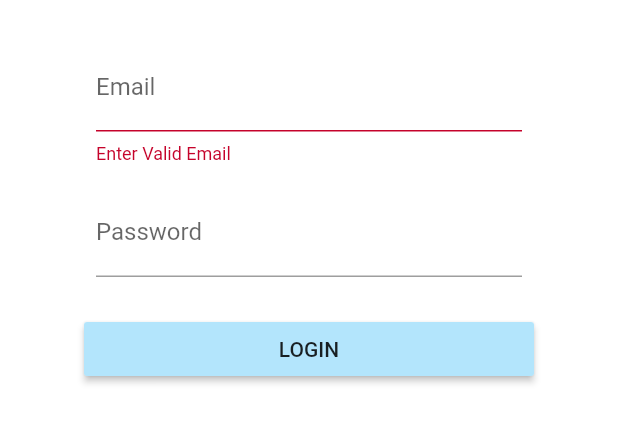
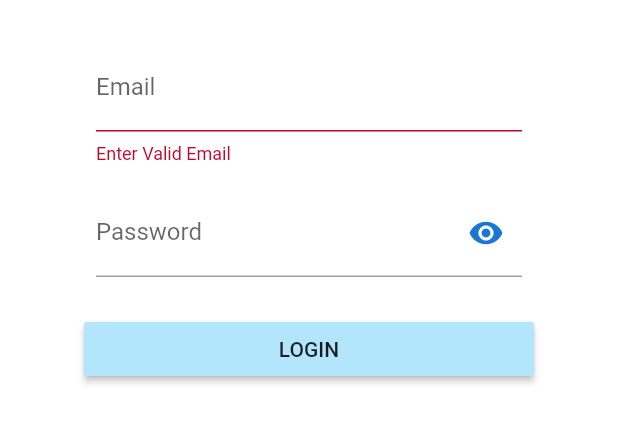
Before and after one commit to Brijeshlakkad/home_automation_app, a Flutter app: the screen it shows after launch, after a tap on "LOGIN", on a phone screen of 412 x 824 dp, the part 443-887 px from its top. Run offline on Flutter 3.47's test engine with Material 2 defaults, Android fonts, the light colour scheme and no system bars; our stand-ins replace sqflite; accounts and stored records are empty.

Commit message:
added password visibility button to show password

```diff
--- a/lib/login.dart
+++ b/lib/login.dart
@@ -15,7 +15,7 @@ class LoginScreen extends StatefulWidget {
 class LoginScreenState extends State<LoginScreen>
     implements LoginScreenContract, AuthStateListener {
   BuildContext _ctx;
-
+  bool _obscureText = true;
   bool _isLoading = false;
   final formKey = new GlobalKey<FormState>();
   final scaffoldKey = new GlobalKey<ScaffoldState>();
@@ -29,14 +29,14 @@ class LoginScreenState extends State<LoginScreen>
     authStateProvider.subscribe(this);
   }
 
-  void _submit() async{
+  void _submit() async {
     final form = formKey.currentState;
 
     if (form.validate()) {
       setState(() => _isLoading = true);
       form.save();
       await _presenter.doLogin(_email, _password);
-    }else {
+    } else {
       setState(() {
         _autoValidate = true;
       });
@@ -64,6 +64,13 @@ class LoginScreenState extends State<LoginScreen>
       else
         return null;
     }
+
+    void _toggle() {
+      setState(() {
+        _obscureText = !_obscureText;
+      });
+    }
+
     _ctx = context;
     var loginBtn = new Container(
       padding: EdgeInsets.only(top: 16.0),
@@ -101,9 +108,28 @@ class LoginScreenState extends State<LoginScreen>
               ),
               new Padding(
                 padding: const EdgeInsets.all(8.0),
-                child: new TextFormField(
-                  onSaved: (val) => _password = val,
-                  decoration: new InputDecoration(labelText: "Password"),
+                child: Row(
+                  children: <Widget>[
+                    Expanded(
+                      child: new TextFormField(
+                        onSaved: (val) => _password = val,
+                        decoration: new InputDecoration(
+                          labelText: "Password",
+                          suffixIcon: IconButton(
+                            icon: Icon(
+                              // Based on passwordVisible state choose the icon
+                              _obscureText
+                                  ? Icons.visibility
+                                  : Icons.visibility_off,
+                              color: Theme.of(context).primaryColorDark,
+                            ),
+                            onPressed: _toggle,
+                          ),
+                        ),
+                        obscureText: _obscureText,
+                      ),
+                    ),
+                  ],
                 ),
               ),
             ],
```
